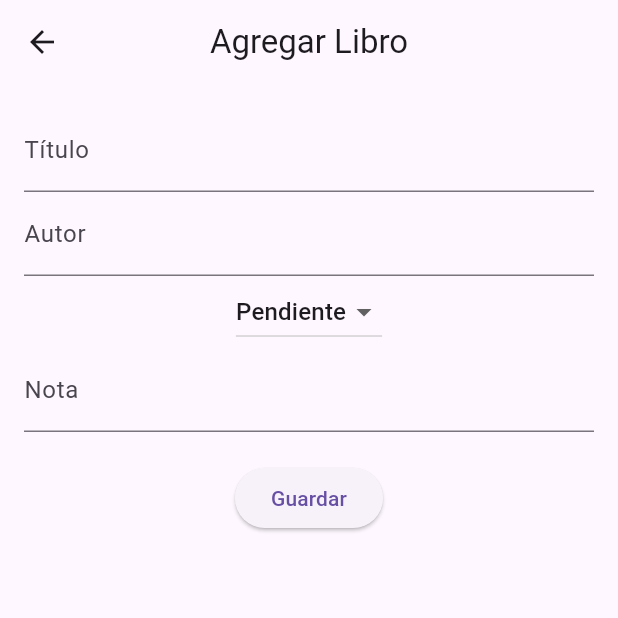
After one commit to joaquinbowen/modulo6, a Flutter app: the AddBookPage screen opened directly, on a phone screen of 412 x 824 dp, the top half of it. The commit adds this screen. Run offline on Flutter 3.47's test engine with Material 3 defaults, Android fonts, the phone set to English and light mode, and no system bars; our stand-ins replace sqflite; accounts and stored records are empty.

Commit message:
Clase AddBookPage

```diff
--- /dev/null
+++ b/ejercicios/FLUTTER/biblioteca/lib/views/add_book_page.dart
@@ -0,0 +1,69 @@
+// ignore_for_file: use_build_context_synchronously
+
+import 'package:flutter/material.dart';
+import '../models/book.dart';
+import '../services/database_helper.dart';
+
+class AddBookPage extends StatefulWidget {
+  const AddBookPage({super.key});
+
+  @override
+  State<AddBookPage> createState() => _AddBookPageState();
+}
+
+class _AddBookPageState extends State<AddBookPage> {
+  final titleController = TextEditingController();
+  final authorController = TextEditingController();
+  final noteController = TextEditingController();
+  String status = 'Pendiente';
+  @override
+  Widget build(BuildContext context) {
+    return Scaffold(
+      appBar: AppBar(title: const Text("Agregar Libro"), centerTitle: true),
+      body: Padding(
+        padding: const EdgeInsets.all(16.0),
+        child: Column(
+          children: [
+            TextField(
+              controller: titleController,
+              decoration: const InputDecoration(labelText: "Título"),
+            ),
+            TextField(
+              controller: authorController,
+              decoration: const InputDecoration(labelText: "Autor"),
+            ),
+            DropdownButton<String>(
+              value: status,
+              items: [
+                'Leido',
+                'Pendiente',
+              ].map((s) => DropdownMenuItem(value: s, child: Text(s))).toList(),
+              onChanged: (val) => setState(() {
+                status = val!;
+              }),
+            ),
+            TextField(
+              controller: noteController,
+              decoration: const InputDecoration(labelText: "Nota"),
+            ),
+            const SizedBox(height: 20),
+            ElevatedButton(
+              onPressed: () async {
+                final book = Book(
+                  id: DateTime.now().millisecondsSinceEpoch,
+                  title: titleController.text,
+                  author: authorController.text,
+                  status: status,
+                  note: noteController.text,
+                );
+                await DatabaseHelper().insertBook(book);
+                Navigator.pop(context, true);
+              },
+              child: const Text("Guardar"),
+            ),
+          ],
+        ),
+      ),
+    );
+  }
+}
--- a/ejercicios/FLUTTER/lista_de_clientess/lib/edit_product.dart
+++ b/ejercicios/FLUTTER/lista_de_clientess/lib/edit_product.dart
@@ -1,4 +1,4 @@
-// ignore_for_file: avoid_print
+// ignore_for_file: avoid_print, use_build_context_synchronously
 
 import 'package:flutter/material.dart';
 import 'database_helper.dart';
--- a/ejercicios/FLUTTER/lista_de_clientess/lib/products_list.dart
+++ b/ejercicios/FLUTTER/lista_de_clientess/lib/products_list.dart
@@ -1,3 +1,5 @@
+// ignore_for_file: use_build_context_synchronously
+
 import 'package:flutter/material.dart';
 import 'package:lista_de_clientess/edit_product.dart';
 import 'database_helper.dart';
```
